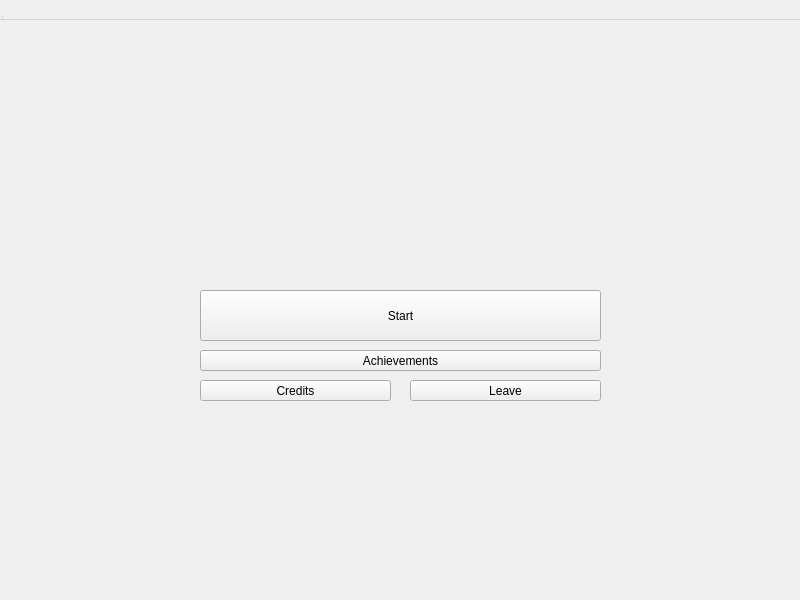
Before: the Qt Designer form main_container.ui in 54D/PacSnake, drawn with Qt 5.
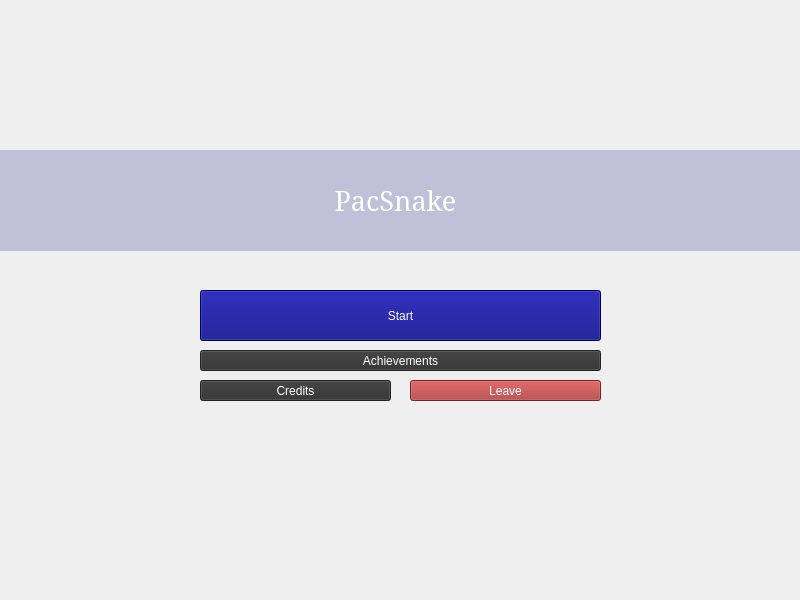
After: the same form once the commit is applied. Icons and pictures are not drawn.

```diff
--- a/main_container.ui
+++ b/main_container.ui
@@ -10,36 +10,85 @@
     <height>600</height>
    </rect>
   </property>
+  <property name="sizePolicy">
+   <sizepolicy hsizetype="Fixed" vsizetype="Fixed">
+    <horstretch>0</horstretch>
+    <verstretch>0</verstretch>
+   </sizepolicy>
+  </property>
+  <property name="minimumSize">
+   <size>
+    <width>800</width>
+    <height>600</height>
+   </size>
+  </property>
+  <property name="maximumSize">
+   <size>
+    <width>800</width>
+    <height>600</height>
+   </size>
+  </property>
   <property name="windowTitle">
    <string>Widget</string>
   </property>
-  <widget class="QWidget" name="centralwidget" native="true">
-   <property name="geometry">
-    <rect>
-     <x>0</x>
-     <y>0</y>
-     <width>801</width>
-     <height>592</height>
-    </rect>
+  <property name="windowIcon">
+   <iconset resource="assets.qrc">
+    <normaloff>:/assets/sprite/snake-head-up.png</normaloff>:/assets/sprite/snake-head-up.png</iconset>
+  </property>
+  <property name="styleSheet">
+   <string notr="true">border-color: rgb(0, 0, 0);</string>
    </property>
    <widget class="QStackedWidget" name="stackedWidget">
     <property name="geometry">
      <rect>
       <x>0</x>
-      <y>20</y>
+     <y>0</y>
       <width>801</width>
-      <height>581</height>
-     </rect>
-    </property>
+     <height>601</height>
+    </rect>
+   </property>
+   <property name="sizePolicy">
+    <sizepolicy hsizetype="Fixed" vsizetype="Fixed">
+     <horstretch>0</horstretch>
+     <verstretch>0</verstretch>
+    </sizepolicy>
+   </property>
+   <property name="styleSheet">
+    <string notr="true">border-color: rgb(0, 0, 0);</string>
+   </property>
     <property name="currentIndex">
      <number>0</number>
     </property>
-    <widget class="QWidget" name="main_menu">
+   <widget class="QWidget" name="page">
+    <property name="styleSheet">
+     <string notr="true"/>
+    </property>
+    <widget class="QPushButton" name="leaveButton">
+     <property name="geometry">
+      <rect>
+       <x>410</x>
+       <y>380</y>
+       <width>191</width>
+       <height>21</height>
+      </rect>
+     </property>
+     <property name="cursor">
+      <cursorShape>PointingHandCursor</cursorShape>
+     </property>
+     <property name="styleSheet">
+      <string notr="true">font: 8pt &quot;8BIT WONDER&quot;;
+color: rgb(255, 255, 255);
+background-color: rgb(166, 48, 48);</string>
+     </property>
+     <property name="text">
+      <string>Leave</string>
+     </property>
+    </widget>
      <widget class="QPushButton" name="startButton">
       <property name="geometry">
        <rect>
         <x>200</x>
-        <y>270</y>
+       <y>290</y>
         <width>401</width>
         <height>51</height>
        </rect>
@@ -50,19 +99,67 @@
         <verstretch>0</verstretch>
        </sizepolicy>
       </property>
+     <property name="cursor">
+      <cursorShape>PointingHandCursor</cursorShape>
+     </property>
+     <property name="autoFillBackground">
+      <bool>false</bool>
+     </property>
+     <property name="styleSheet">
+      <string notr="true">color: rgb(255, 255, 255);
+font: 14pt &quot;8BIT WONDER&quot;;
+background-color: rgb(0, 0, 127);</string>
+     </property>
       <property name="text">
        <string>Start</string>
       </property>
      </widget>
+    <widget class="QLabel" name="titleLabel">
+     <property name="geometry">
+      <rect>
+       <x>-10</x>
+       <y>150</y>
+       <width>811</width>
+       <height>101</height>
+      </rect>
+     </property>
+     <property name="font">
+      <font>
+       <family>MS Serif</family>
+       <pointsize>20</pointsize>
+       <weight>50</weight>
+       <italic>false</italic>
+       <bold>false</bold>
+      </font>
+     </property>
+     <property name="styleSheet">
+      <string notr="true">color: rgb(255, 255, 255);
+background-color: rgb(0, 0, 127,50);</string>
+     </property>
+     <property name="text">
+      <string>PacSnake</string>
+     </property>
+     <property name="alignment">
+      <set>Qt::AlignCenter</set>
+     </property>
+    </widget>
      <widget class="QPushButton" name="achButton">
       <property name="geometry">
        <rect>
         <x>200</x>
-        <y>330</y>
+       <y>350</y>
         <width>401</width>
         <height>21</height>
        </rect>
       </property>
+     <property name="cursor">
+      <cursorShape>PointingHandCursor</cursorShape>
+     </property>
+     <property name="styleSheet">
+      <string notr="true">font: 8pt &quot;8BIT WONDER&quot;;
+color: rgb(255, 255, 255);
+background-color: rgb(48, 48, 48);</string>
+     </property>
       <property name="text">
        <string>Achievements</string>
       </property>
@@ -71,52 +168,50 @@
       <property name="geometry">
        <rect>
         <x>200</x>
-        <y>360</y>
+       <y>380</y>
         <width>191</width>
         <height>21</height>
        </rect>
       </property>
+     <property name="cursor">
+      <cursorShape>PointingHandCursor</cursorShape>
+     </property>
+     <property name="styleSheet">
+      <string notr="true">font: 8pt &quot;8BIT WONDER&quot;;
+color: rgb(255, 255, 255);
+background-color: rgb(48, 48, 48);</string>
+     </property>
       <property name="text">
        <string>Credits</string>
       </property>
      </widget>
-     <widget class="QPushButton" name="leaveButton">
+    <widget class="QLabel" name="imageLabel">
       <property name="geometry">
        <rect>
-        <x>410</x>
-        <y>360</y>
-        <width>191</width>
-        <height>21</height>
-       </rect>
-      </property>
+       <x>0</x>
+       <y>0</y>
+       <width>801</width>
+       <height>611</height>
+      </rect>
+     </property>
+     <property name="styleSheet">
+      <string notr="true">background-image: url(:/assets/background.png);</string>
+     </property>
       <property name="text">
-       <string>Leave</string>
-      </property>
-     </widget>
+      <string/>
+     </property>
+    </widget>
+    <zorder>imageLabel</zorder>
+    <zorder>leaveButton</zorder>
+    <zorder>startButton</zorder>
+    <zorder>titleLabel</zorder>
+    <zorder>achButton</zorder>
+    <zorder>creditsButton</zorder>
     </widget>
    </widget>
   </widget>
-  <widget class="QMenuBar" name="menubar">
-   <property name="geometry">
-    <rect>
-     <x>0</x>
-     <y>0</y>
-     <width>800</width>
-     <height>20</height>
-    </rect>
-   </property>
-  </widget>
-  <widget class="QStatusBar" name="statusbar">
-   <property name="geometry">
-    <rect>
-     <x>0</x>
-     <y>0</y>
-     <width>3</width>
-     <height>22</height>
-    </rect>
-   </property>
-  </widget>
- </widget>
- <resources/>
+ <resources>
+  <include location="assets.qrc"/>
+ </resources>
  <connections/>
 </ui>
```
Left out of the diff: 2 changed lines with no effect on the pictures. Lines whose indentation alone changed are shown as unchanged.
